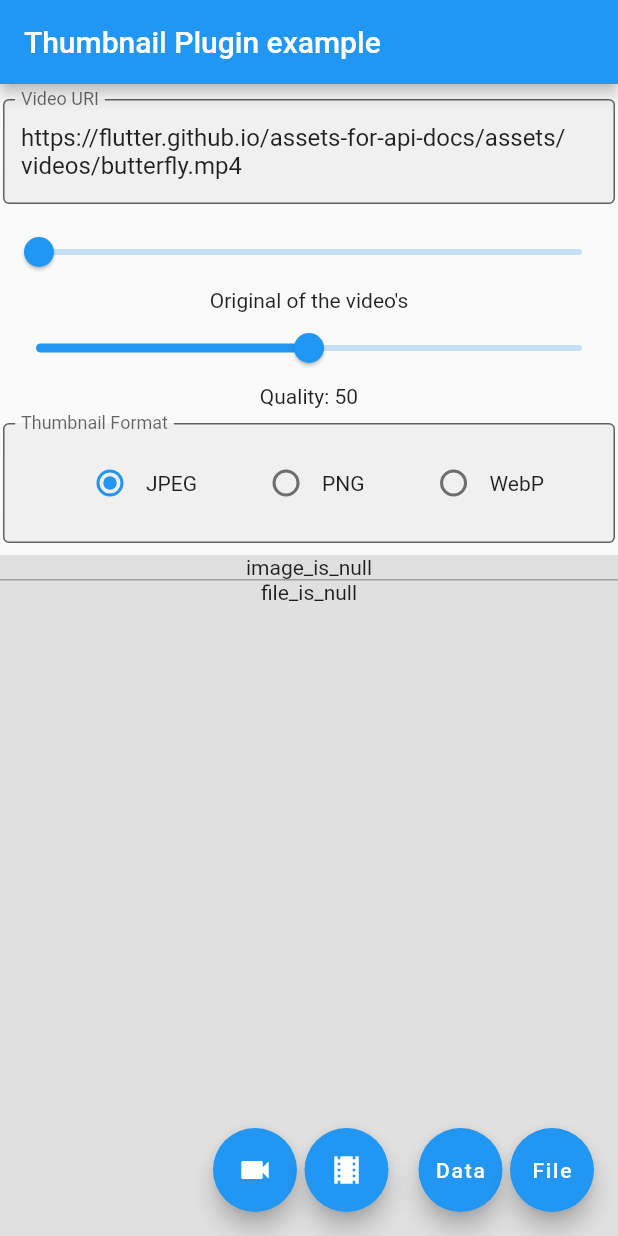
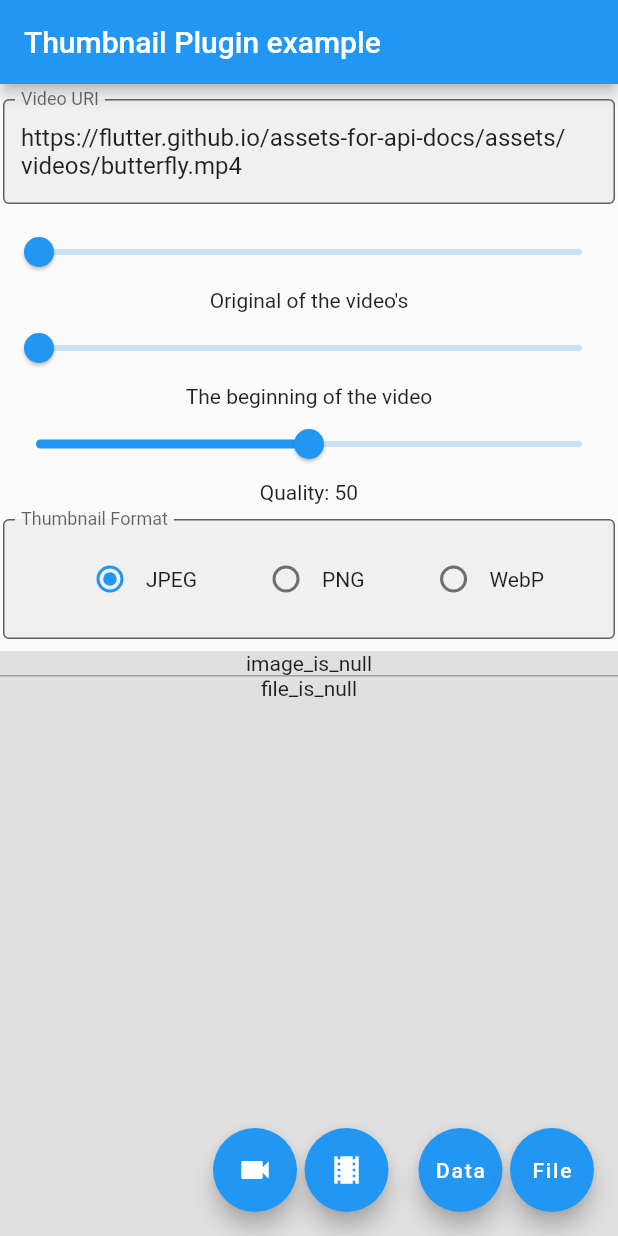
Before and after one commit to justsoft/video_thumbnail, a Flutter app: the screen it shows after launch, after a tap on "Data", on a phone screen of 412 x 824 dp. Run offline on Flutter 3.47's test engine with Material 2 defaults, Android fonts, the phone set to English and light mode, and no system bars; our stand-ins replace image_picker.

Commit message:
Add timeMs, use getScaledFrameAtTime to eliminate image scaling if Android API level >= 27

```diff
--- a/example/lib/main.dart
+++ b/example/lib/main.dart
@@ -24,6 +24,7 @@ class _MyAppState extends State<MyApp> {
   ImageFormat _format = ImageFormat.JPEG;
   int _quality = 50;
   int _size = 0;
+  int _timeMs = 0;
 
   int _imageDataSize;
   ui.Image _uiImageInData;
@@ -84,7 +85,22 @@ class _MyAppState extends State<MyApp> {
               Center(
                 child: (_size == 0)
                     ? const Text("Original of the video's")
-                    : Text("Max height/width: $_size"),
+                    : Text("Max height/width: $_size(px)"),
+              ),
+              Slider(
+                value: _timeMs * 1.0,
+                onChanged: (v) => setState(() {
+                  _editNode.unfocus();
+                  _timeMs = v.toInt();
+                }),
+                max: 10.0 * 1000,
+                divisions: 1000,
+                label: "$_timeMs",
+              ),
+              Center(
+                child: (_timeMs == 0)
+                    ? const Text("The beginning of the video")
+                    : Text("The closest frame at $_timeMs(ms) of the video"),
               ),
               Slider(
                 value: _quality * 1.0,
@@ -238,19 +254,19 @@ class _MyAppState extends State<MyApp> {
                       video: _video.text,
                       imageFormat: _format,
                       maxHeightOrWidth: _size,
+                      timeMs: _timeMs,
                       quality: _quality);
 
                   _imageDataSize = thumbnail.length;
                   print("image data size: $_imageDataSize");
 
                   _imageInData = Image.memory(thumbnail)
-                    ..image
-                        .resolve(ImageConfiguration())
-                        .addListener((ImageInfo info, bool _) {
+                    ..image.resolve(ImageConfiguration()).addListener(
+                        ImageStreamListener((ImageInfo info, bool _) {
                       setState(() {
                         _uiImageInData = info.image;
                       });
-                    });
+                    }));
                 },
                 child: const Text("Data"),
               ),
@@ -272,6 +288,7 @@ class _MyAppState extends State<MyApp> {
                       thumbnailPath: _tempDir,
                       imageFormat: _format,
                       maxHeightOrWidth: _size,
+                      timeMs: _timeMs,
                       quality: _quality);
 
                   print("thumbnail file is located: $thumbnail");
@@ -283,13 +300,12 @@ class _MyAppState extends State<MyApp> {
                   print("image file size: $_imageFileSize");
 
                   _imageInFile = Image.memory(bytes)
-                    ..image
-                        .resolve(ImageConfiguration())
-                        .addListener((ImageInfo info, bool _) {
+                    ..image.resolve(ImageConfiguration()).addListener(
+                        ImageStreamListener((ImageInfo info, bool _) {
                       setState(() {
                         _uiImageInFile = info.image;
                       });
-                    });
+                    }));
                 },
                 child: const Text("File"),
               ),
--- a/lib/video_thumbnail.dart
+++ b/lib/video_thumbnail.dart
@@ -28,6 +28,7 @@ class VideoThumbnail {
       String thumbnailPath,
       ImageFormat imageFormat,
       int maxHeightOrWidth = 0,
+      int timeMs = 0,
       int quality}) async {
     assert(video != null && video.isNotEmpty);
     final reqMap = <String, dynamic>{
@@ -35,6 +36,7 @@ class VideoThumbnail {
       'path': thumbnailPath,
       'format': imageFormat.index,
       'maxhow': maxHeightOrWidth,
+      'timeMs': timeMs,
       'quality': quality
     };
     return await _channel.invokeMethod('file', reqMap);
@@ -48,12 +50,14 @@ class VideoThumbnail {
       {@required String video,
       ImageFormat imageFormat,
       int maxHeightOrWidth = 0,
+      int timeMs = 0,
       int quality}) async {
     assert(video != null && video.isNotEmpty);
     final reqMap = <String, dynamic>{
       'video': video,
       'format': imageFormat.index,
       'maxhow': maxHeightOrWidth,
+      'timeMs': timeMs,
       'quality': quality
     };
     return await _channel.invokeMethod('data', reqMap);
--- a/pubspec.yaml
+++ b/pubspec.yaml
@@ -1,6 +1,6 @@
 name: video_thumbnail
 description: A flutter plugin for creating a thumbnail from a local video file or from a video URL.
-version: 0.1.5+1
+version: 0.1.6
 author: John Zhong <john138@gmail.com>
 homepage: https://github.com/justsoft
 repository: https://github.com/justsoft/video_thumbnail
```
Also changed, not shown: example/pubspec.lock, pubspec.lock, 6 other files. Lines whose indentation alone changed are shown as unchanged.
